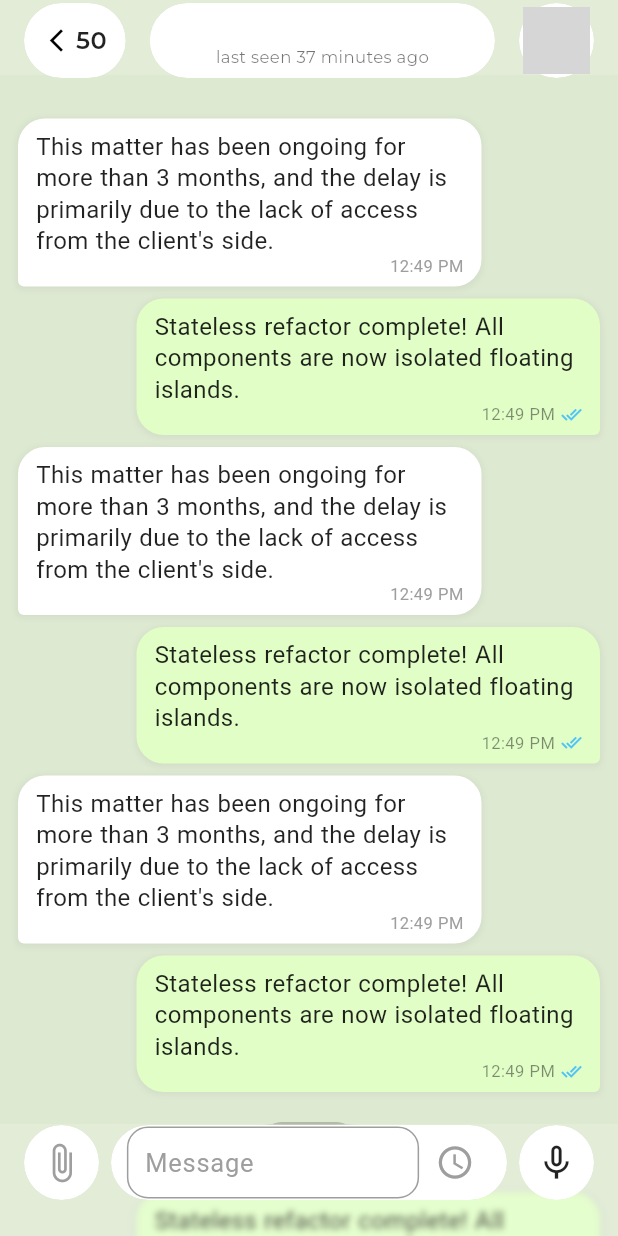
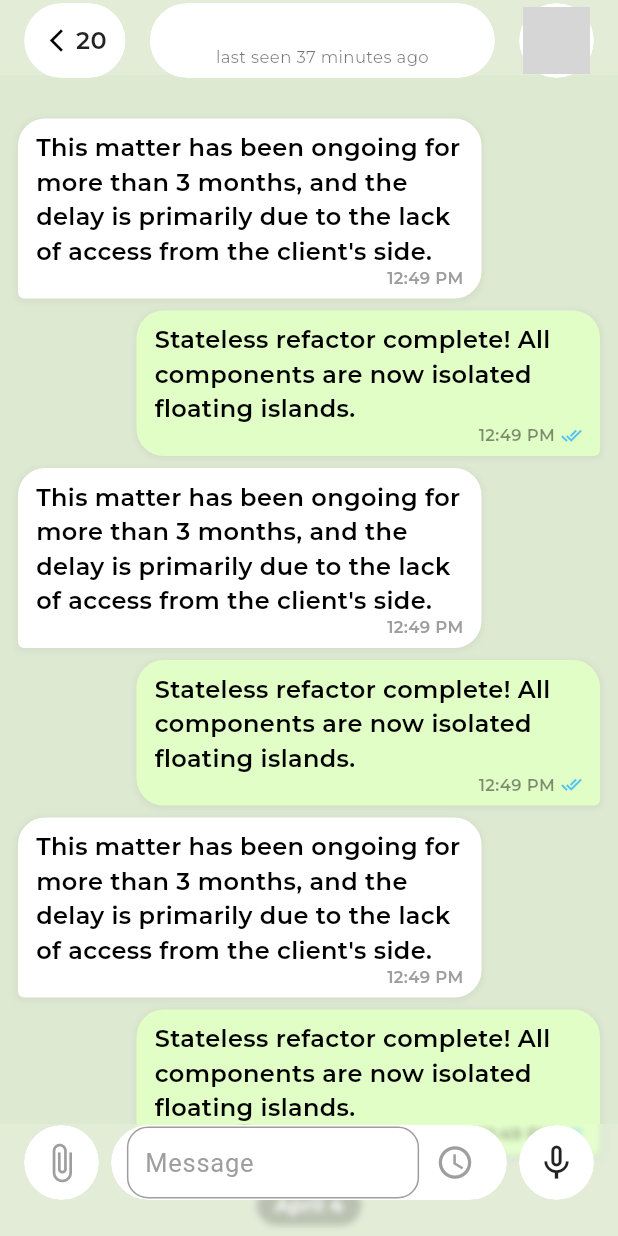
Before and after one commit to golamshakib/simple_chatting_app, a Flutter app: the MessageScreen screen opened directly with empty values, on a phone screen of 412 x 824 dp. Run offline on Flutter 3.47's test engine with Material 3 defaults, Android fonts, the phone set to English and light mode, and no system bars; our stand-ins replace firebase_core, firebase_messaging, flutter_dotenv, flutter_local_notifications, flutter_svg, get and 6 more; missing offline and left inert: dart:ffi; accounts and stored records are empty; network calls fail; grey boxes are pictures that could not be loaded.

Commit message:
modified message screen UI

```diff
--- a/lib/features/chat/presentation/screen/message_screen.dart
+++ b/lib/features/chat/presentation/screen/message_screen.dart
@@ -2,6 +2,7 @@ import 'dart:developer';
 import 'dart:ui';
 import 'package:flutter/material.dart';
 import 'package:get/get.dart';
+import 'package:simple_chatting_app/core/common/widgets/custom_text.dart';
 import 'package:simple_chatting_app/core/common/widgets/glassy_appbar.dart';
 import 'package:simple_chatting_app/features/chat/controler/message_controller.dart';
 import 'package:simple_chatting_app/features/chat/presentation/widgets/chat_bubble.dart';
@@ -17,7 +18,9 @@ class MessageScreen extends StatelessWidget {
     final participants = controller.conversation.participants;
 
     log('Data is: ${controller.conversation.toJson()}');
-    log('Participants Data is: ${controller.conversation.participants?.toJson()}');
+    log(
+      'Participants Data is: ${controller.conversation.participants?.toJson()}',
+    );
 
     return Scaffold(
       extendBodyBehindAppBar: true,
@@ -25,29 +28,34 @@ class MessageScreen extends StatelessWidget {
       backgroundColor: Color(0xFFDEE9D2),
       body: Stack(
         children: [
-
           // Chat Content
           Positioned.fill(
             child: ListView.builder(
               padding: EdgeInsets.only(
-                top: MediaQuery.of(context).padding.top + 75, // Start below app bar pills
+                top:
+                    MediaQuery.of(context).padding.top +
+                    75, // Start below app bar pills
                 bottom: 120, // Enough space for bottom bar and final message
               ),
               itemCount: 12,
               itemBuilder: (context, index) {
                 // Dates as in screenshot
                 if (index == 6) {
-                   return Center(
+                  return Center(
                     child: Container(
                       margin: const EdgeInsets.symmetric(vertical: 16),
-                      padding: const EdgeInsets.symmetric(horizontal: 12, vertical: 4),
+                      padding: const EdgeInsets.symmetric(
+                        horizontal: 12,
+                        vertical: 4,
+                      ),
                       decoration: BoxDecoration(
                         color: Colors.black.withValues(alpha: 0.2),
                         borderRadius: BorderRadius.circular(20),
                       ),
-                      child: const Text(
-                        "April 4",
-                        style: TextStyle(color: Colors.white, fontSize: 13),
+                      child: const CustomText(
+                        text: "April 4",
+                        textColor: Colors.white,
+                        fontSize: 13,
                       ),
                     ),
                   );
@@ -56,15 +64,15 @@ class MessageScreen extends StatelessWidget {
                 bool isSender = index % 2 != 0;
                 return ChatBubble(
                   message: isSender
-                    ? "Stateless refactor complete! All components are now isolated floating islands."
-                    : "This matter has been ongoing for more than 3 months, and the delay is primarily due to the lack of access from the client's side.",
+                      ? "Stateless refactor complete! All components are now isolated floating islands."
+                      : "This matter has been ongoing for more than 3 months, and the delay is primarily due to the lack of access from the client's side.",
                   time: "12:49 PM",
                   isSender: isSender,
                 );
               },
             ),
           ),
-          // Glassy Blur Layer (Top)
+          // Glassy Blur Layer (Top) with smooth fade
           Positioned(
             top: 0,
             left: 0,
@@ -80,7 +88,7 @@ class MessageScreen extends StatelessWidget {
             ),
           ),
 
-          // Glassy Blur Layer (Bottom)
+          // Glassy Blur Layer (Bottom) with smooth fade
           Positioned(
             bottom: 0,
             left: 0,
@@ -104,8 +112,10 @@ class MessageScreen extends StatelessWidget {
             child: GlassyAppBar(
               title: participants?.username ?? 'Unknown User)',
               subtitle: 'last seen 37 minutes ago',
-              badgeCount: 50,
-              profileImageUrl: (participants?.image != null && participants!.image!.isNotEmpty)
+              badgeCount: 20,
+              profileImageUrl:
+                  (participants?.image != null &&
+                      participants!.image!.isNotEmpty)
                   ? participants.image
                   : 'https://i.pravatar.cc/150?u=a042581f4e29026704d',
             ),
--- a/lib/features/chat/presentation/widgets/chat_bubble.dart
+++ b/lib/features/chat/presentation/widgets/chat_bubble.dart
@@ -1,4 +1,5 @@
 import 'package:flutter/material.dart';
+import 'package:simple_chatting_app/core/common/widgets/custom_text.dart';
 
 class ChatBubble extends StatelessWidget {
   final String message;
@@ -43,13 +44,11 @@ class ChatBubble extends StatelessWidget {
           children: [
             Padding(
               padding: const EdgeInsets.only(bottom: 14), // Space for time
-              child: Text(
-                message,
-                style: const TextStyle(
+              child: CustomText(
+                text: message,
                   fontSize: 16,
-                  color: Colors.black87,
-                  height: 1.3,
-                ),
+                  textColor: Colors.black,
+
               ),
             ),
             Positioned(
@@ -58,12 +57,11 @@ class ChatBubble extends StatelessWidget {
               child: Row(
                 mainAxisSize: MainAxisSize.min,
                 children: [
-                  Text(
-                    time,
-                    style: TextStyle(
+                  CustomText(
+                    text: time,
+
                       fontSize: 11,
-                      color: isSender ? Colors.black45 : Colors.grey[500],
-                    ),
+                      textColor: isSender ? Colors.black45 : Colors.grey[500],
                   ),
                   if (isSender) ...[
                     const SizedBox(width: 4),
```
